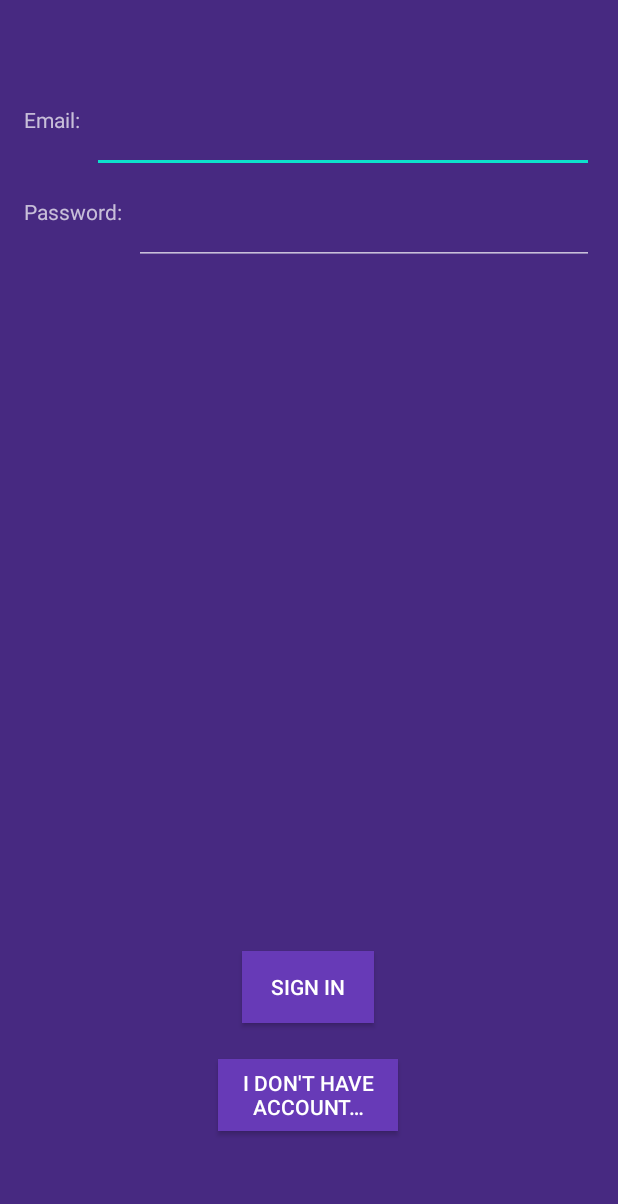
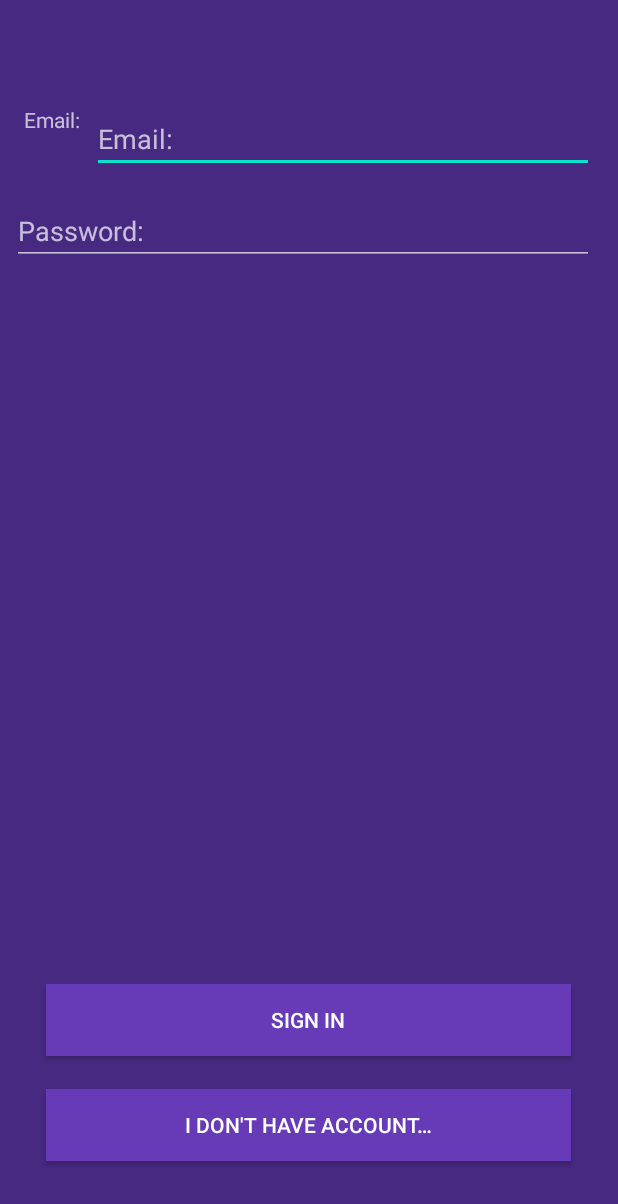
Before and after one commit to Gladozzz/HimiChat, an Android app: the screen it shows after launch (LoginActivity), on a phone screen of 412 x 824 dp. Shown: the top 1204 px of the screen. Run offline under Robolectric (Android 15) with nearby library versions, the phone set to English and light mode, and no system bars; our stand-ins replace Firebase (no records; nobody signed in at launch, a user with empty details on screens opened directly).

```diff
--- a/app/src/main/res/layout/activity_login.xml
+++ b/app/src/main/res/layout/activity_login.xml
@@ -6,46 +6,64 @@
         android:layout_width="match_parent"
         android:layout_height="match_parent"
         tools:context=".LoginActivity" android:background="@color/colorPrimaryDark">
+
     <EditText
+            android:id="@+id/emailEdit"
             android:layout_width="0dp"
             android:layout_height="wrap_content"
+            android:layout_marginStart="8dp"
+            android:layout_marginTop="70dp"
+            android:layout_marginEnd="16dp"
+            android:ems="10"
+            android:hint="@string/label_email"
             android:inputType="textEmailAddress"
-            android:ems="10"
-            android:id="@+id/emailEdit"
-            app:layout_constraintStart_toEndOf="@+id/emailLabel" android:layout_marginStart="8dp"
-            app:layout_constraintEnd_toEndOf="parent" android:layout_marginEnd="16dp" android:layout_marginTop="70dp"
-            app:layout_constraintTop_toTopOf="parent"/>
+            app:layout_constraintEnd_toEndOf="parent"
+            app:layout_constraintStart_toEndOf="@+id/emailLabel"
+            app:layout_constraintTop_toTopOf="parent" />
+
     <TextView
-            android:text="@string/label_email"
+            android:id="@+id/emailLabel"
             android:layout_width="wrap_content"
             android:layout_height="45dp"
-            android:id="@+id/emailLabel"
-            app:layout_constraintTop_toTopOf="@+id/emailEdit" app:layout_constraintStart_toStartOf="parent"
-            android:layout_marginStart="16dp" android:background="#00FFFCFC"/>
+            android:layout_marginStart="16dp"
+            android:background="#00FFFCFC"
+            android:text="@string/label_email"
+            app:layout_constraintStart_toStartOf="parent"
+            app:layout_constraintTop_toTopOf="@+id/emailEdit"
+            tools:visibility="gone" />
+
     <EditText
+            android:id="@+id/passwordEdit"
             android:layout_width="0dp"
             android:layout_height="wrap_content"
+            android:layout_marginStart="8dp"
+            android:layout_marginTop="16dp"
+            android:layout_marginEnd="16dp"
+            android:ems="10"
+            android:hint="@string/label_password"
             android:inputType="textPassword"
-            android:ems="10"
-            android:id="@+id/passwordEdit" android:layout_marginTop="16dp"
-            app:layout_constraintTop_toBottomOf="@+id/emailEdit" app:layout_constraintStart_toEndOf="@+id/passwordLabel"
-            android:layout_marginStart="8dp"
-            android:layout_marginEnd="16dp" app:layout_constraintEnd_toEndOf="parent"/>
+            app:layout_constraintEnd_toEndOf="parent"
+            app:layout_constraintStart_toEndOf="@+id/passwordLabel"
+            app:layout_constraintTop_toBottomOf="@+id/emailEdit" />
+
     <TextView
-            android:text="@string/label_password"
+            android:id="@+id/passwordLabel"
             android:layout_width="wrap_content"
             android:layout_height="45dp"
-            android:id="@+id/passwordLabel" app:layout_constraintStart_toStartOf="parent"
             android:layout_marginStart="16dp"
-            android:layout_marginTop="16dp" app:layout_constraintTop_toBottomOf="@+id/emailEdit"/>
+            android:layout_marginTop="16dp"
+            android:text="@string/label_password"
+            android:visibility="gone"
+            app:layout_constraintStart_toStartOf="parent"
+            app:layout_constraintTop_toBottomOf="@+id/emailEdit" />
 
     <Button
             android:id="@+id/signInButton"
-            android:layout_width="wrap_content"
+            android:layout_width="350dp"
             android:layout_height="wrap_content"
             android:layout_marginStart="8dp"
             android:layout_marginEnd="8dp"
-            android:layout_marginBottom="142dp"
+            android:layout_marginBottom="120dp"
             android:background="@color/colorPrimary"
             android:text="@string/button_sign_in"
             android:visibility="visible"
@@ -56,11 +74,11 @@
 
     <Button
             android:id="@+id/registerModeButton"
-            android:layout_width="120dp"
+            android:layout_width="350dp"
             android:layout_height="wrap_content"
             android:layout_marginStart="8dp"
             android:layout_marginEnd="8dp"
-            android:layout_marginBottom="70dp"
+            android:layout_marginBottom="50dp"
             android:background="@color/colorPrimary"
             android:text="@string/button_register_mode"
             android:visibility="visible"
```
